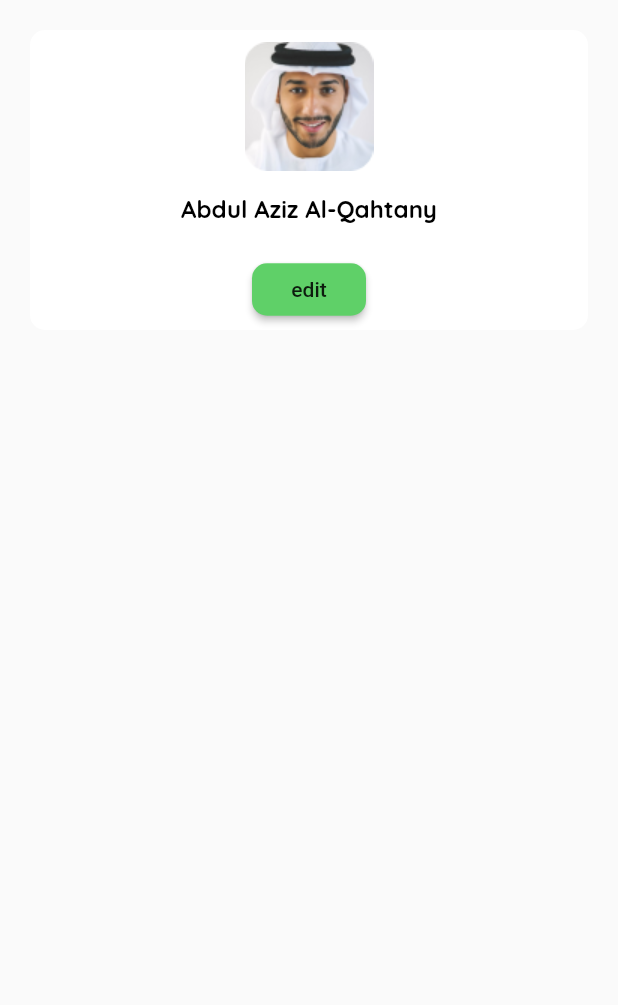
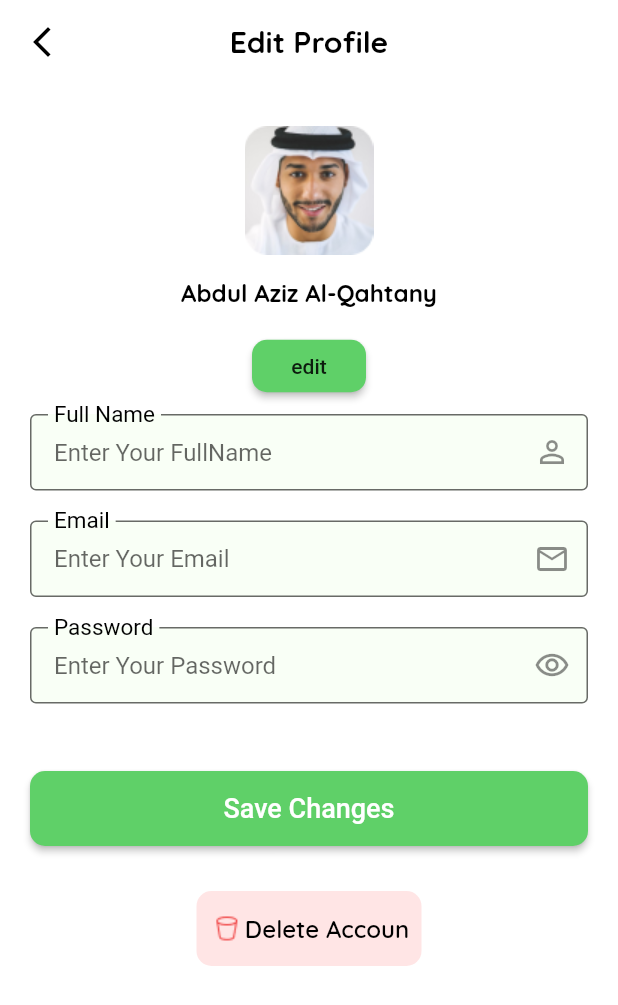
Before and after one commit to Ahmed-Alshobaki/Home-Services-App, a Flutter app: the screen it shows after launch, on a phone screen of 412 x 824 dp. Shown: the top 1005 px of the screen. Run offline on Flutter 3.47's test engine with Material 2 defaults, Android fonts, the phone set to English and light mode, and no system bars; our stand-ins replace awesome_bottom_bar, awesome_dialog, carousel_slider, dartz, flutter_otp_text_field, flutter_switch and 3 more; missing offline and left inert: flutter_floating_bottom_bar, image_pickers; Roboto replaces fonts that are missing (null).

Commit message:
Add-Edit_profile

```diff
--- /dev/null
+++ b/lib/controlle/editprofile/Editprofile.dart
@@ -0,0 +1,16 @@
+import 'package:flutter/material.dart';
+import 'package:get/get.dart';
+
+class EditProfileController extends GetxController{
+
+  TextEditingController  name = new TextEditingController();
+  TextEditingController  email = new TextEditingController();
+
+  TextEditingController  password = new TextEditingController();
+
+  bool obscureText = false;
+  void cheng() {
+    obscureText = obscureText == true ? false : true;
+    update();
+  }
+}
--- a/lib/controlle/profile/porfile.dart
+++ b/lib/controlle/profile/porfile.dart
@@ -3,7 +3,11 @@ import 'package:get/get.dart';
 
 class porfileController extends GetxController{
 
-
+  bool valueSwitsh = false;
+      getdataSwitsh (bool value){
+        valueSwitsh = value;
+        update();
+      }
   late int visit = 0;
   getdata(int index ){
     visit = index;
--- a/lib/core/resources/manager_strings.dart
+++ b/lib/core/resources/manager_strings.dart
@@ -62,5 +62,7 @@ Need a Helping Hand Today?''';
   static const String  Categories=  "Categories";
   static const String  Profile=  "Profile";
   static const String  name=  "Abdul Aziz Al-Qahtany";
+  static const String  EditProfile=  "Edit Profile";
+  static const String  DeleteAccoun=  "Delete Accoun";
 
 }
--- a/lib/view/profile/editprofile.dart
+++ b/lib/view/profile/editprofile.dart
@@ -1,15 +1,40 @@
 import 'package:flutter/material.dart';
+import 'package:get/get.dart';
 
+import '../../controlle/editprofile/Editprofile.dart';
+import '../../core/functions/validator.dart';
 import '../../core/resources/manager_colors.dart';
 import '../../core/resources/manager_fonts.dart';
 import '../../core/resources/manager_strings.dart';
+import '../widget/Buttom/Buttomprimary.dart';
+import '../widget/TextFormField/TextFormFieldcustom.dart';
 
 class Editprofile extends StatelessWidget {
-  const Editprofile({super.key});
+   Editprofile({super.key});
+   EditProfileController editProfileController = Get.put(EditProfileController());
 
   @override
   Widget build(BuildContext context) {
     return Scaffold(
+        backgroundColor: Colors.white,
+        //F9FFF7
+        appBar: AppBar(
+          elevation: 0,
+          centerTitle: true,
+          title: const Text(
+            ManagerStrings.EditProfile,
+            style: TextStyle(
+                color: Colors.black,
+                fontFamily: ManagerFont.quicksand,
+                fontSize: 20),
+          ),
+          leading: IconButton(
+            onPressed: () {
+              Get.back();
+            },
+            icon: Icon(Icons.arrow_back_ios_new),
+          ),
+        ),
       body: Container(
         padding: EdgeInsetsDirectional.symmetric(vertical: 20, horizontal: 20),
         child: Column(
@@ -25,20 +50,20 @@ class Editprofile extends StatelessWidget {
               child: Column(
                 children: [
                   Container(
-                      margin: EdgeInsetsDirectional.only(top: 8),
-                      child: Image(image: AssetImage("assets/profile/profile.png"))),
-                  SizedBox(
+                      margin: const EdgeInsetsDirectional.only(top: 8),
+                      child: const Image(image: AssetImage("assets/profile/profile.png"))),
+                  const SizedBox(
                     height: 15,
                   ),
-                  Text(
+                  const Text(
                     ManagerStrings.name,
                     style: TextStyle(
                         color: Colors.black,
                         fontFamily: ManagerFont.quicksand,
                         fontSize: 16),
                   ),
-                  SizedBox(
-                    height: 20,
+                  const SizedBox(
+                    height: 15,
                   ),
                   MaterialButton(
                     height: 35,
@@ -49,10 +74,86 @@ class Editprofile extends StatelessWidget {
                     shape: RoundedRectangleBorder(
                       borderRadius: BorderRadius.circular(10),
                     ),
-                  )
+                  ),
+
                 ],
               ),
             ),
+            Form(child: Column(
+              children: [
+                TextFormFieldcustom(
+                  controller: editProfileController.name,
+                  validator: (val) {
+                    return validator(val!, 15, "name");
+                  },
+                  tital: ManagerStrings.FullName,
+                  hint: ManagerStrings.EnterYourFullName.tr,
+                  Iconn: Icon(Icons.person_outline),
+                  obscureText: false,
+                ),
+                SizedBox(height: 20,),
+                TextFormFieldcustom(
+                  controller: editProfileController.email,
+                  validator: (val) {
+                    return validator(val!, 25, "email");
+                  },
+                  tital: ManagerStrings.Email,
+                  hint: ManagerStrings.EnterYourEmail.tr,
+                  Iconn: Icon(Icons.email_outlined),
+                  obscureText: false,
+                ),
+                SizedBox(height: 20,),
+                GetBuilder<EditProfileController>(
+
+                  builder: (controller) {
+                    return TextFormFieldcustom(
+                      controller: editProfileController.password,
+                      validator: (val) {
+                        return validator(val!, 6, "password");
+                      },
+                      obscureText: editProfileController.obscureText,
+                      tital: ManagerStrings.Password,
+                      hint: ManagerStrings.EnterYourPassword.tr,
+                      Iconn: IconButton(
+                        onPressed: () {
+                          controller.cheng();
+                        },
+                        icon: controller.obscureText
+                            ? Icon(Icons.visibility_off_outlined)
+                            : Icon(Icons.remove_red_eye_outlined),
+                      ),
+                    );
+                  },
+                ),
+                ButtomPrimary(tital: 'Save Changes',onPressed: (){},mtop: 45,),
+                SizedBox(height: 30,),
+                Container(
+                  height:50 ,
+                  width: 150,
+                  decoration: BoxDecoration(
+                    color: Color(0x1AFF0000),
+                    borderRadius: BorderRadius.circular(10),
+                  ),
+                  child: Row(
+                    crossAxisAlignment: CrossAxisAlignment.center,
+                    mainAxisAlignment: MainAxisAlignment.center,
+                    children: [
+                      Image(image: AssetImage("assets/editProfile/del_alt_light.png")),
+                      Text(
+                        ManagerStrings.DeleteAccoun,
+                        style: TextStyle(
+                            color: Colors.black,
+                            fontFamily: ManagerFont.SemiBold,
+                            fontSize: 16),
+                      ),
+                    ],
+                  ),
+                )
+
+              ],
+
+            ))
+
 
 
           ],
--- a/lib/view/profile/profile.dart
+++ b/lib/view/profile/profile.dart
@@ -7,6 +7,7 @@ import '../../controlle/profile/porfile.dart';
 import '../../core/resources/manager_fonts.dart';
 import '../../core/resources/manager_strings.dart';
 import '../widget/BottomBarFloating.dart';
+import 'package:flutter_switch/flutter_switch.dart';
 
 class Profile extends StatelessWidget {
   Profile({super.key});
@@ -47,7 +48,6 @@ class Profile extends StatelessWidget {
         child: Column(
           children: [
             Container(
-
               height: 200,
               width: 389,
               decoration: BoxDecoration(
@@ -57,8 +57,9 @@ class Profile extends StatelessWidget {
               child: Column(
                 children: [
                   Container(
-                    margin: EdgeInsetsDirectional.only(top: 8),
-                      child: Image(image: AssetImage("assets/profile/profile.png"))),
+                      margin: EdgeInsetsDirectional.only(top: 8),
+                      child: Image(
+                          image: AssetImage("assets/profile/profile.png"))),
                   SizedBox(
                     height: 15,
                   ),
@@ -117,7 +118,6 @@ class Profile extends StatelessWidget {
               ),
               child: Stack(
                 children: [
-
                   Positioned(
                     left: 16,
                     top: 24,
@@ -224,8 +224,8 @@ class Profile extends StatelessWidget {
                       right: 10,
                       top: 25,
                       child: Container(
-                    child: Icon(Icons.arrow_forward_ios_rounded),
-                  ))
+                        child: Icon(Icons.arrow_forward_ios_rounded),
+                      ))
                 ],
               ),
             ),
@@ -241,7 +241,6 @@ class Profile extends StatelessWidget {
               ),
               child: Stack(
                 children: [
-
                   Positioned(
                     left: 16,
                     top: 24,
@@ -268,8 +267,8 @@ class Profile extends StatelessWidget {
                                   Positioned(
                                     left: 3.81,
                                     top: 2.17,
-                                    child:
-                                    Image.asset("assets/profile/marker.png"),
+                                    child: Image.asset(
+                                        "assets/profile/marker.png"),
                                   ),
                                 ],
                               ),
@@ -365,7 +364,6 @@ class Profile extends StatelessWidget {
               ),
               child: Stack(
                 children: [
-
                   Positioned(
                     left: 16,
                     top: 24,
@@ -392,8 +390,8 @@ class Profile extends StatelessWidget {
                                   Positioned(
                                     left: 3.81,
                                     top: 2.17,
-                                    child:
-                                    Image.asset("assets/profile/notify.png"),
+                                    child: Image.asset(
+                                        "assets/profile/notify.png"),
                                   ),
                                 ],
                               ),
@@ -471,9 +469,20 @@ class Profile extends StatelessWidget {
                   Positioned(
                       right: 10,
                       top: 25,
-                      child: Container(
-                        child: Icon(Icons.arrow_forward_ios_rounded),
-                      ))
+                      child: Container(child: GetBuilder<porfileController>(
+                        builder: (controller) {
+                          return FlutterSwitch(
+                            activeColor: ManagerColors.green,
+                            height: 24,
+                            width: 46,
+                            valueFontSize: 24,
+                            value: profilecontroller.valueSwitsh,
+                            onToggle: (bool value) {
+                              profilecontroller.getdataSwitsh(value);
+                            },
+                          );
+                        },
+                      )))
                 ],
               ),
             ),
@@ -489,7 +498,6 @@ class Profile extends StatelessWidget {
               ),
               child: Stack(
                 children: [
-
                   Positioned(
                     left: 16,
                     top: 24,
@@ -516,8 +524,8 @@ class Profile extends StatelessWidget {
                                   Positioned(
                                     left: 3.81,
                                     top: 2.17,
-                                    child:
-                                    Image.asset("assets/profile/Calling.png"),
+                                    child: Image.asset(
+                                        "assets/profile/Calling.png"),
                                   ),
                                 ],
                               ),
@@ -613,7 +621,6 @@ class Profile extends StatelessWidget {
               ),
               child: Stack(
                 children: [
-
                   Positioned(
                     left: 16,
                     top: 24,
@@ -640,8 +647,8 @@ class Profile extends StatelessWidget {
                                   Positioned(
                                     left: 3.81,
                                     top: 2.17,
-                                    child:
-                                    Image.asset("assets/profile/Logout.png"),
+                                    child: Image.asset(
+                                        "assets/profile/Logout.png"),
                                   ),
                                 ],
                               ),
@@ -699,7 +706,6 @@ class Profile extends StatelessWidget {
                       ),
                     ),
                   ),
-
                   Positioned(
                       right: 10,
                       top: 25,
@@ -710,8 +716,6 @@ class Profile extends StatelessWidget {
               ),
             ),
             Spacer(),
-
-
           ],
         ),
       ),
--- a/pubspec.yaml
+++ b/pubspec.yaml
@@ -71,6 +71,7 @@ dependencies:
   carousel_slider: ^4.2.1
   flutter_floating_bottom_bar: ^1.1.0
   awesome_bottom_bar: ^1.2.4
+  flutter_switch: ^0.3.2
 
 dev_dependencies:
   flutter_test:
@@ -104,6 +105,7 @@ flutter:
     - assets/home/
     - assets/profile/
     - assets/LanguageApp/
+    - assets/editProfile/
 
 
   # An image asset can refer to one or more resolution-specific "variants", see
```
Also changed, not shown: assets/editProfile/del_alt_light.png (added), pubspec.lock.
